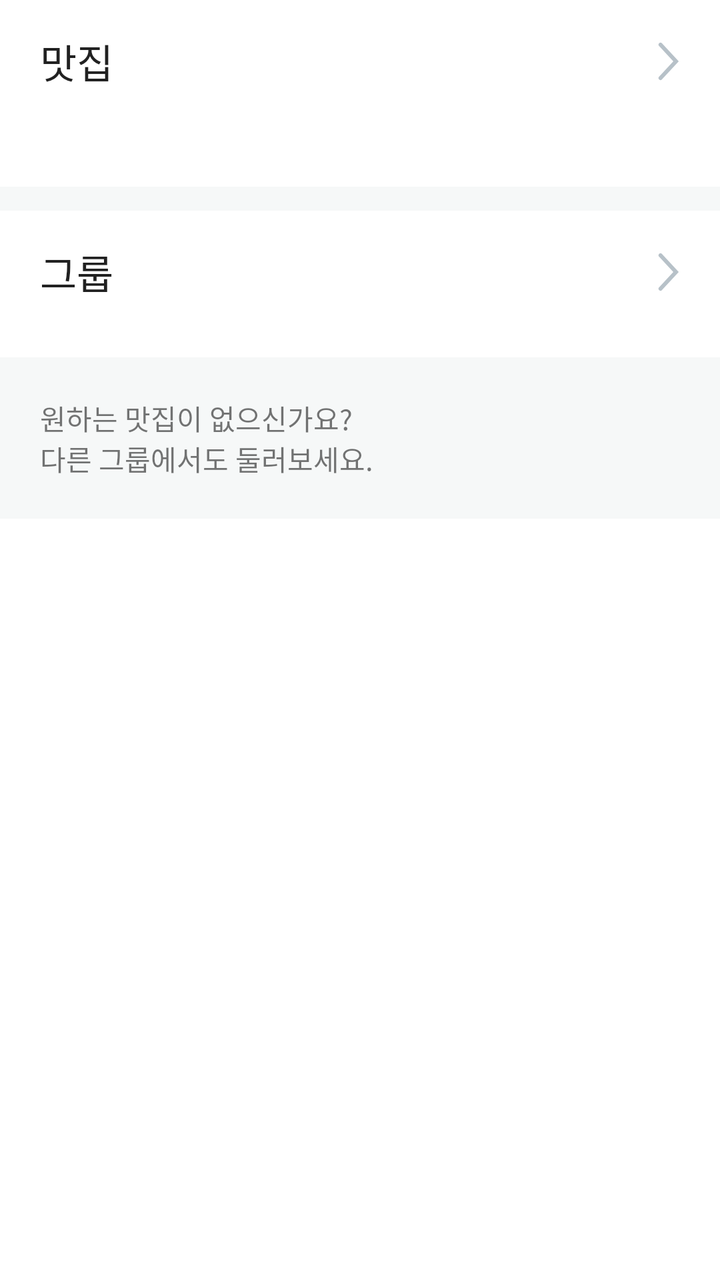
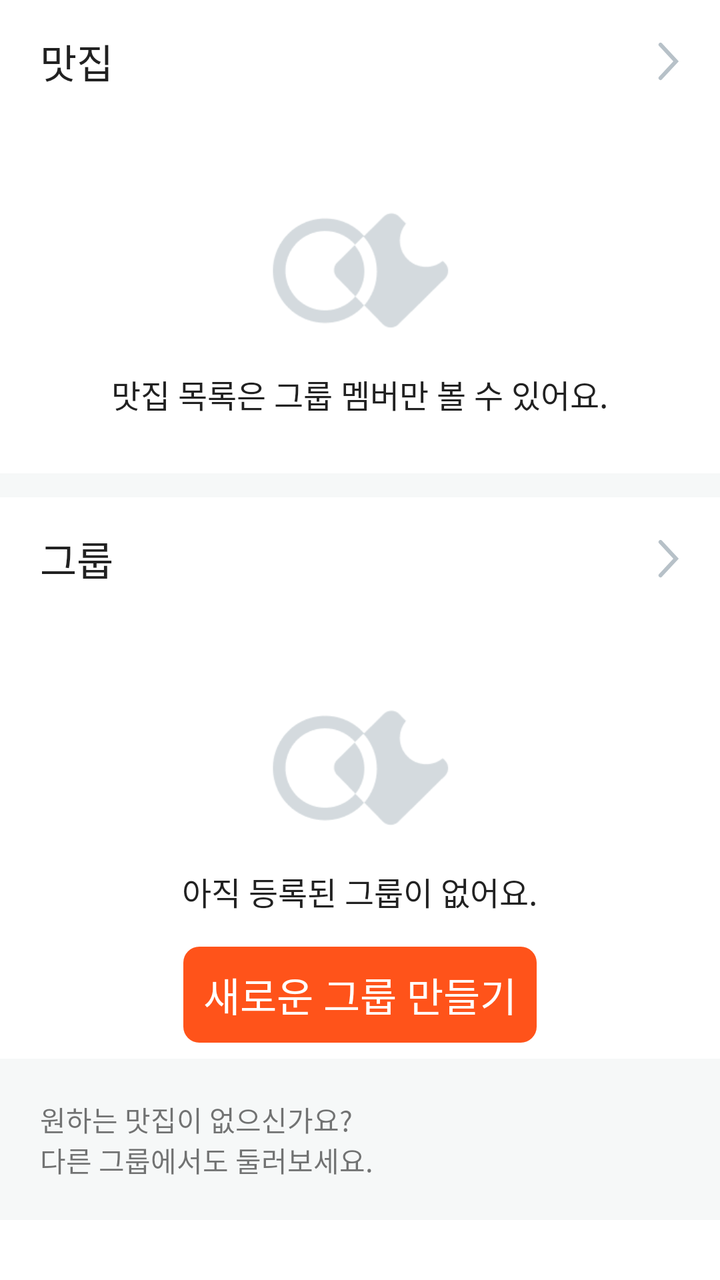

Before-and-after screenshots of an Android layout around one commit, followed by the original layout XML and the change that was made.
<!-- AndroidManifest.xml: another module's application theme Theme.JMT -->
<!-- res/layout/fragment_search_category_all.xml -->
<?xml version="1.0" encoding="utf-8"?>
<androidx.core.widget.NestedScrollView xmlns:android="http://schemas.android.com/apk/res/android"
    xmlns:tools="http://schemas.android.com/tools"
    android:layout_width="match_parent"
    android:layout_height="match_parent"
    xmlns:app="http://schemas.android.com/apk/res-auto">
    
    <androidx.constraintlayout.widget.ConstraintLayout
        android:layout_width="match_parent"
        android:layout_height="match_parent">

        <TextView
            android:id="@+id/title_restaurant"
            style="@style/title_small_bold"
            android:layout_width="match_parent"
            android:layout_height="wrap_content"
            android:layout_marginTop="@dimen/layout_margin_spacing"
            android:layout_marginStart="@dimen/default_spacing"
            android:text="맛집"
            app:layout_constraintTop_toTopOf="parent"/>

        <androidx.appcompat.widget.AppCompatImageView
            android:id="@+id/ic_restaurant"
            android:layout_width="wrap_content"
            android:layout_height="wrap_content"
            android:src="@drawable/back_arrow"
            android:rotation="180"
            android:tint="@color/grey300"
            android:layout_marginEnd="@dimen/default_spacing"
            app:layout_constraintEnd_toEndOf="parent"
            app:layout_constraintTop_toTopOf="@+id/title_restaurant"
            app:layout_constraintBottom_toBottomOf="@+id/title_restaurant"/>


        <androidx.recyclerview.widget.RecyclerView
            android:id="@+id/restaurant_recycler_view"
            android:layout_width="match_parent"
            android:layout_height="wrap_content"
            android:layout_marginTop="@dimen/default_spacing"
            android:layout_marginBottom="40dp"
            android:layout_marginHorizontal="@dimen/default_spacing"
            app:layout_constraintTop_toBottomOf="@+id/title_restaurant"
            tools:layout_editor_absoluteX="0dp" />

        <View
            android:id="@+id/divider"
            android:layout_width="0dp"
            android:layout_height="@dimen/divider_x_large"
            android:background="@color/grey100"
            android:layout_marginTop="28dp"
            app:layout_constraintTop_toBottomOf="@id/restaurant_recycler_view"
            app:layout_constraintStart_toStartOf="parent"
            app:layout_constraintEnd_toEndOf="parent"/>


        <TextView
            android:id="@+id/title_group"
            style="@style/title_small_bold"
            android:layout_width="0dp"
            android:layout_height="wrap_content"
            android:layout_marginTop="@dimen/layout_margin_spacing"
            android:layout_marginStart="@dimen/default_spacing"
            android:text="그룹"
            app:layout_constraintTop_toBottomOf="@+id/divider"
            app:layout_constraintStart_toStartOf="parent"
            app:layout_constraintEnd_toEndOf="parent"/>

        <androidx.appcompat.widget.AppCompatImageView
            android:id="@+id/ic_group"
            android:layout_width="wrap_content"
            android:layout_height="wrap_content"
            android:src="@drawable/back_arrow"
            android:rotation="180"
            android:tint="@color/grey300"
            android:layout_marginEnd="@dimen/default_spacing"
            app:layout_constraintEnd_toEndOf="parent"
            app:layout_constraintTop_toTopOf="@+id/title_group"
            app:layout_constraintBottom_toBottomOf="@+id/title_group"/>


        <androidx.recyclerview.widget.RecyclerView
            android:id="@+id/group_recycler_view"
            android:layout_width="0dp"
            android:layout_height="wrap_content"
            android:layout_marginTop="@dimen/default_spacing"
            android:layout_marginHorizontal="@dimen/default_spacing"
            app:layout_constraintTop_toBottomOf="@+id/title_group"
            app:layout_constraintStart_toStartOf="parent"
            app:layout_constraintEnd_toEndOf="parent"/>

        <TextView
            android:id="@+id/tv_recommended_restaurant_indicator"
            android:text="원하는 맛집이 없으신가요?\n다른 그룹에서도 둘러보세요."
            android:layout_width="0dp"
            android:layout_height="wrap_content"
            app:layout_constraintStart_toStartOf="parent"
            app:layout_constraintEnd_toEndOf="parent"
            app:layout_constraintTop_toBottomOf="@id/group_recycler_view"
            android:layout_marginTop="8dp"
            android:paddingTop="20dp"
            android:paddingHorizontal="20dp"
            android:background="@color/grey100"/>

        <androidx.recyclerview.widget.RecyclerView
            android:id="@+id/recommended_restaurant_recycler_view"
            android:layout_width="0dp"
            android:layout_height="wrap_content"
            android:paddingTop="@dimen/default_spacing"
            android:layout_marginBottom="40dp"
            android:paddingHorizontal="20dp"
            app:layout_constraintTop_toBottomOf="@+id/tv_recommended_restaurant_indicator"
            app:layout_constraintStart_toStartOf="parent"
            app:layout_constraintEnd_toEndOf="parent"
            android:background="@color/grey100"/>

    </androidx.constraintlayout.widget.ConstraintLayout>

</androidx.core.widget.NestedScrollView>
<!-- resources referenced by this layout -->
<resources>
  <color name="grey100">#F6F8F8</color>
  <color name="grey300">#B7C1C8</color>
  <dimen name="default_spacing">20dp</dimen>
  <dimen name="divider_x_large">12dp</dimen>
  <dimen name="layout_margin_spacing">16dp</dimen>
  <!-- drawable back_arrow (drawable) -->
  <vector xmlns:android="http://schemas.android.com/apk/res/android"
      android:width="11dp"
      android:height="19dp"
      android:viewportWidth="11"
      android:viewportHeight="19">
    <path
        android:pathData="M9.73,1.34L2,9.67L9.73,18"
        android:strokeWidth="2"
        android:fillColor="#00000000"
        android:strokeColor="#4D5C65"
        android:strokeLineCap="round"/>
  </vector>
  <style name="title_small_bold" parent="pretendard_bold">
          <item name="android:textSize">20sp</item>
      </style>
  <style name="Theme.JMT" parent="Theme.MaterialComponents.DayNight.NoActionBar">
          
          <item name="colorPrimary">@color/main500</item>
          <item name="colorPrimaryVariant">@color/main700</item>
          <item name="colorOnPrimary">@color/white</item>
          
          <item name="colorSecondary">@color/teal_200</item>
          <item name="colorSecondaryVariant">@color/teal_700</item>
          <item name="colorOnSecondary">@color/black</item>
          
          <item name="android:statusBarColor">@color/alpha_60_white</item>
          <item name="android:windowLightStatusBar">true</item>
          
  
      </style>
  <style name="pretendard_bold" parent="TextAppearance.AppCompat">
          <item name="android:fontFamily">@font/pretendard_bold</item>
      </style>
  <color name="main500">#FF531A</color>
  <color name="main700">#B22D00</color>
  <color name="white">#FFFFFFFF</color>
  <color name="teal_200">#FF03DAC5</color>
  <color name="teal_700">#FF018786</color>
  <color name="black">#FF000000</color>
  <color name="alpha_60_white">#99FFFFFF</color>
</resources>

<!-- the commit's change to res/layout/fragment_search_category_all.xml (unified diff, before → after) -->
@@ -31,16 +31,30 @@
             app:layout_constraintTop_toTopOf="@+id/title_restaurant"
             app:layout_constraintBottom_toBottomOf="@+id/title_restaurant"/>
 
-
-        <androidx.recyclerview.widget.RecyclerView
-            android:id="@+id/restaurant_recycler_view"
+        <FrameLayout
+            android:id="@+id/restaurant_item_container"
             android:layout_width="match_parent"
             android:layout_height="wrap_content"
+            app:layout_constraintStart_toStartOf="parent"
+            app:layout_constraintEnd_toEndOf="parent"
+            app:layout_constraintTop_toBottomOf="@+id/title_restaurant"
             android:layout_marginTop="@dimen/default_spacing"
             android:layout_marginBottom="40dp"
-            android:layout_marginHorizontal="@dimen/default_spacing"
-            app:layout_constraintTop_toBottomOf="@+id/title_restaurant"
-            tools:layout_editor_absoluteX="0dp" />
+            android:layout_marginHorizontal="@dimen/default_spacing">
+
+            <include
+                android:id="@+id/waring_no_restaurant"
+                layout="@layout/restaurant_is_only_for_people_in_group"
+                android:layout_width="match_parent"
+                android:layout_height="wrap_content" />
+
+            <androidx.recyclerview.widget.RecyclerView
+                android:id="@+id/restaurant_recycler_view"
+                android:layout_width="match_parent"
+                android:layout_height="wrap_content"
+                 />
+
+        </FrameLayout>
 
         <View
             android:id="@+id/divider"
@@ -48,7 +62,7 @@
             android:layout_height="@dimen/divider_x_large"
             android:background="@color/grey100"
             android:layout_marginTop="28dp"
-            app:layout_constraintTop_toBottomOf="@id/restaurant_recycler_view"
+            app:layout_constraintTop_toBottomOf="@id/restaurant_item_container"
             app:layout_constraintStart_toStartOf="parent"
             app:layout_constraintEnd_toEndOf="parent"/>
 
@@ -77,16 +91,27 @@
             app:layout_constraintTop_toTopOf="@+id/title_group"
             app:layout_constraintBottom_toBottomOf="@+id/title_group"/>
 
-
-        <androidx.recyclerview.widget.RecyclerView
-            android:id="@+id/group_recycler_view"
-            android:layout_width="0dp"
+        <FrameLayout
+            android:id="@+id/group_item_container"
+            android:layout_width="match_parent"
             android:layout_height="wrap_content"
             android:layout_marginTop="@dimen/default_spacing"
             android:layout_marginHorizontal="@dimen/default_spacing"
             app:layout_constraintTop_toBottomOf="@+id/title_group"
             app:layout_constraintStart_toStartOf="parent"
-            app:layout_constraintEnd_toEndOf="parent"/>
+            app:layout_constraintEnd_toEndOf="parent">
+
+            <include
+                android:id="@+id/waring_no_group"
+                layout="@layout/there_is_no_group"
+                android:layout_width="match_parent"
+                android:layout_height="wrap_content" />
+
+            <androidx.recyclerview.widget.RecyclerView
+                android:id="@+id/group_recycler_view"
+                android:layout_width="match_parent"
+                android:layout_height="wrap_content" />
+        </FrameLayout>
 
         <TextView
             android:id="@+id/tv_recommended_restaurant_indicator"
@@ -95,7 +120,7 @@
             android:layout_height="wrap_content"
             app:layout_constraintStart_toStartOf="parent"
             app:layout_constraintEnd_toEndOf="parent"
-            app:layout_constraintTop_toBottomOf="@id/group_recycler_view"
+            app:layout_constraintTop_toBottomOf="@id/group_item_container"
             android:layout_marginTop="8dp"
             android:paddingTop="20dp"
             android:paddingHorizontal="20dp"
@@ -116,3 +141,54 @@
     </androidx.constraintlayout.widget.ConstraintLayout>
 
 </androidx.core.widget.NestedScrollView>
+<!-- res/layout/restaurant_is_only_for_people_in_group.xml (included above) -->
+<?xml version="1.0" encoding="utf-8"?>
+<LinearLayout xmlns:android="http://schemas.android.com/apk/res/android"
+    android:layout_width="match_parent"
+    android:layout_height="wrap_content"
+    android:orientation="vertical"
+    android:gravity="center">
+
+    <ImageView
+        android:layout_width="100dp"
+        android:layout_height="100dp"
+        android:src="@drawable/ic_jmt_new_logo_grey200"
+        android:layout_marginTop="20dp"/>
+
+    <TextView
+        android:text="맛집 목록은 그룹 멤버만 볼 수 있어요."
+        android:layout_width="wrap_content"
+        android:layout_height="wrap_content"
+        style="@style/text_large_medium"/>
+
+</LinearLayout>
+<!-- res/layout/there_is_no_group.xml (included above) -->
+<?xml version="1.0" encoding="utf-8"?>
+<LinearLayout xmlns:android="http://schemas.android.com/apk/res/android"
+    android:layout_width="match_parent"
+    android:layout_height="wrap_content"
+    android:orientation="vertical"
+    android:gravity="center">
+
+    <ImageView
+        android:layout_width="100dp"
+        android:layout_height="100dp"
+        android:src="@drawable/ic_jmt_new_logo_grey200"
+        android:layout_marginTop="20dp"/>
+
+    <TextView
+        android:text="아직 등록된 그룹이 없어요."
+        android:layout_width="wrap_content"
+        android:layout_height="wrap_content"
+        style="@style/text_large_medium"/>
+
+    <androidx.appcompat.widget.AppCompatButton
+        android:id="@+id/btn_create_group"
+        android:text="새로운 그룹 만들기"
+        android:layout_width="wrap_content"
+        android:layout_height="wrap_content"
+        android:layout_marginTop="16dp"
+        android:paddingHorizontal="10dp"
+        style="@style/JmtButtonMain"/>
+
+</LinearLayout>
<!-- resource entries referenced after the edit -->
@@ -18,6 +18,17 @@
         android:strokeColor="#4D5C65"
         android:strokeLineCap="round"/>
   </vector>
+  <!-- drawable ic_jmt_new_logo_grey200: png bitmap (drawable, 4412 bytes) -->
+  <style name="JmtButtonMain" parent="Widget.AppCompat.Button">
+          <item name="android:background">@drawable/jmt_button_background_main</item>
+          <item name="android:textColor">@color/white</item>
+          <item name="android:gravity">center</item>
+          <item name="android:textAppearance">@style/title_small_medium</item>
+          <item name="android:stateListAnimator">@null</item>
+      </style>
+  <style name="text_large_medium" parent="pretendard_medium">
+          <item name="android:textSize">16sp</item>
+      </style>
   <style name="title_small_bold" parent="pretendard_bold">
           <item name="android:textSize">20sp</item>
       </style>
@@ -36,15 +47,46 @@
           
   
       </style>
+  <!-- drawable jmt_button_background_main (drawable) -->
+  <selector xmlns:android="http://schemas.android.com/apk/res/android">
+      <item android:state_enabled="false">
+          <shape android:shape="rectangle">
+              <solid android:color="@color/main200" />
+              <corners android:radius="8dp" />
+          </shape>
+      </item>
+  
+      <item android:state_enabled="true"
+          android:drawable="@drawable/jmt_button_ripple"/>
+  </selector>
   <style name="pretendard_bold" parent="TextAppearance.AppCompat">
           <item name="android:fontFamily">@font/pretendard_bold</item>
       </style>
   <color name="main500">#FF531A</color>
   <color name="main700">#B22D00</color>
   <color name="white">#FFFFFFFF</color>
+  <style name="title_small_medium" parent="pretendard_medium">
+          <item name="android:textSize">20sp</item>
+      </style>
+  <style name="pretendard_medium" parent="TextAppearance.AppCompat">
+          <item name="android:fontFamily">@font/pretendard_medium</item>
+      </style>
   <color name="teal_200">#FF03DAC5</color>
   <color name="teal_700">#FF018786</color>
   <color name="black">#FF000000</color>
   <color name="alpha_60_white">#99FFFFFF</color>
+  <color name="main200">#FFC6B2</color>
+  <!-- drawable jmt_button_ripple (drawable) -->
+  <?xml version="1.0" encoding="utf-8"?>
+  <ripple xmlns:android="http://schemas.android.com/apk/res/android"
+  android:color="@color/main800">
+  <item>
+      <shape android:shape="rectangle">
+          <solid android:color="@color/main500" />
+          <corners android:radius="8dp" />
+      </shape>
+  </item>
+  </ripple>
+  <color name="main800">#802000</color>
 </resources>
 
